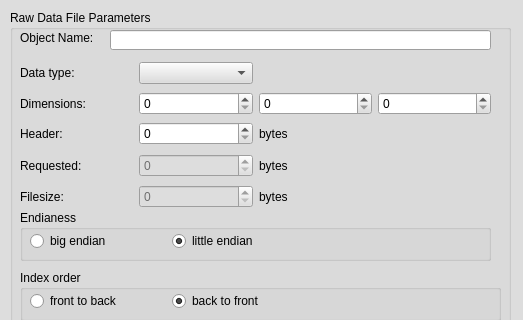
Qt form MorphoDig/Qt/mqOpenRawDialog.ui (morphomuseum/MorphoDig) before a commit; both pictures show x 0 to 523 and y 0 to 320 of the 523 by 480 pixel window.
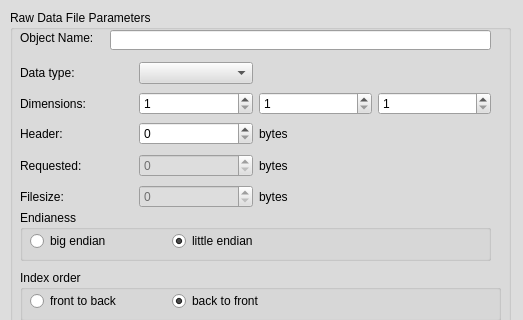
The same form after that commit.

Diff of the .ui file:
```diff
--- a/MorphoDig/Qt/mqOpenRawDialog.ui
+++ b/MorphoDig/Qt/mqOpenRawDialog.ui
@@ -538,6 +538,9 @@
        </item>
        <item>
         <widget class="QSpinBox" name="dimX">
+         <property name="minimum">
+          <number>1</number>
+         </property>
          <property name="maximum">
           <number>100000</number>
          </property>
@@ -545,6 +548,9 @@
        </item>
        <item>
         <widget class="QSpinBox" name="dimY">
+         <property name="minimum">
+          <number>1</number>
+         </property>
          <property name="maximum">
           <number>100000</number>
          </property>
@@ -552,6 +558,9 @@
        </item>
        <item>
         <widget class="QSpinBox" name="dimZ">
+         <property name="minimum">
+          <number>1</number>
+         </property>
          <property name="maximum">
           <number>100000</number>
          </property>
```
Left out of the diff: 2 changed lines with no effect on the pictures.
